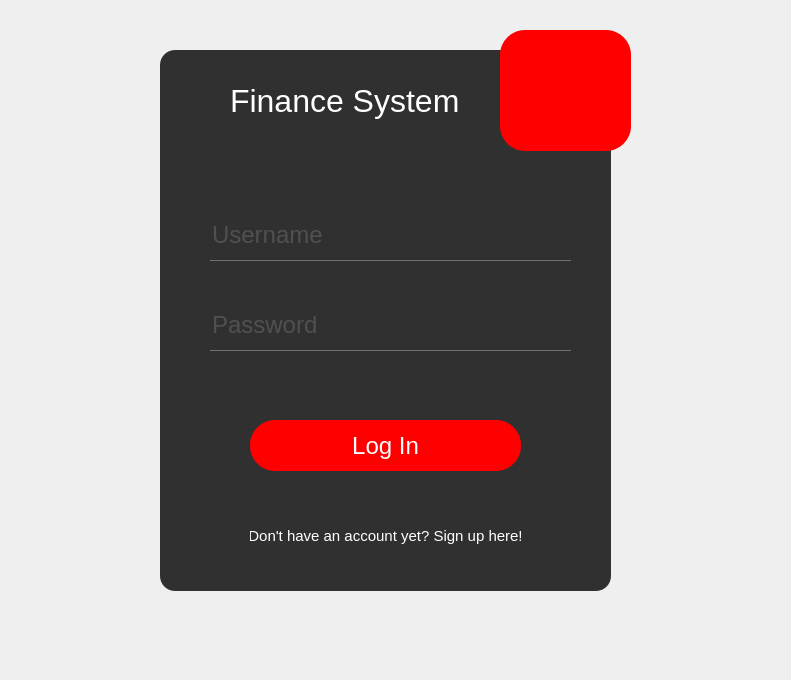
Old version of the form login.ui in the repository rafaello166/financialSystemQT.
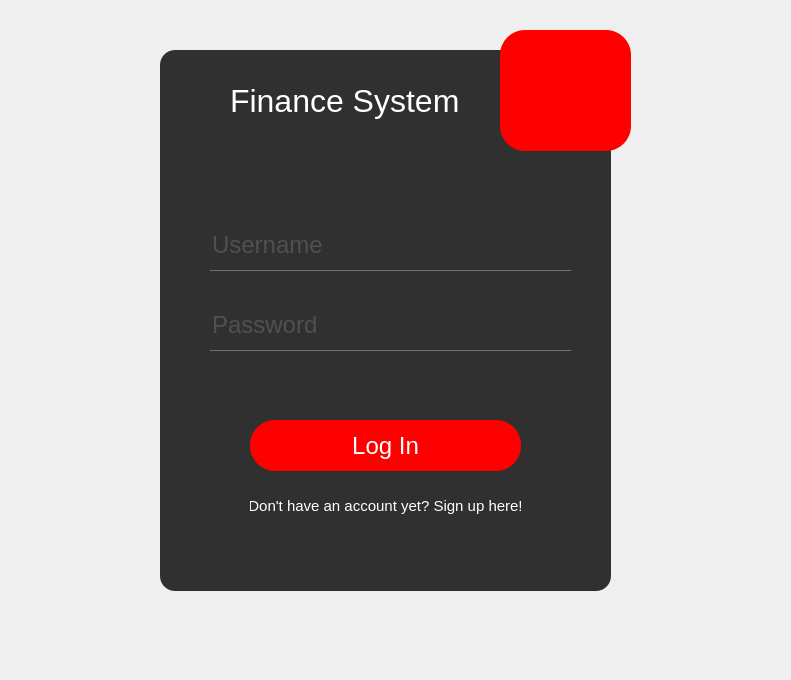
New version of the form. Icons and pictures are not drawn.

The edit to the form file:
```diff
--- a/login.ui
+++ b/login.ui
@@ -45,17 +45,6 @@
 	border-radius: 15px;
 }
 
-QPushButton {
-	color :white;
-	background: red;
-	border-radius: 25px;
-}
-
-QPushButton:hover {
-	background: green;
-	color: red;
-}
-
 QToolButton {
 	background: red;
 	border-radius: 25px;
@@ -66,10 +55,6 @@
 	border: none;
 	color: #717072;
 	border-bottom: 1px solid #717072;
-}
-
-#pushButton_register {
-		background: #b30000;
 }</string>
   </property>
   <widget class="QStackedWidget" name="centralstackedWidget">
@@ -96,7 +81,22 @@
 	border-radius: 15px;
 }
 
-QPushButton {
+QToolButton {
+	background: red;
+	border-radius: 25px;
+}
+
+QLineEdit {
+	background: transparent;
+	border: none;
+	color: #717072;
+	border-bottom: 1px solid #717072;
+}
+</string>
+   </property>
+   <widget class="QWidget" name="page1">
+    <property name="styleSheet">
+     <string notr="true">QPushButton {
 	color :white;
 	background: red;
 	border-radius: 25px;
@@ -107,25 +107,11 @@
 	color: red;
 }
 
-QToolButton {
-	background: red;
-	border-radius: 25px;
-}
-
-QLineEdit {
-	background: transparent;
-	border: none;
-	color: #717072;
-	border-bottom: 1px solid #717072;
-}
-
 #pushButton_register {
 	background: none;
 	font-size: 15px;
-}
-</string>
-   </property>
-   <widget class="QWidget" name="page1">
+}</string>
+    </property>
     <widget class="QFrame" name="loginFrame">
      <property name="geometry">
       <rect>
@@ -171,7 +157,7 @@
       <property name="geometry">
        <rect>
         <x>50</x>
-        <y>160</y>
+        <y>170</y>
         <width>361</width>
         <height>51</height>
        </rect>
@@ -215,7 +201,7 @@
       <property name="geometry">
        <rect>
         <x>90</x>
-        <y>460</y>
+        <y>430</y>
         <width>271</width>
         <height>51</height>
        </rect>
```
